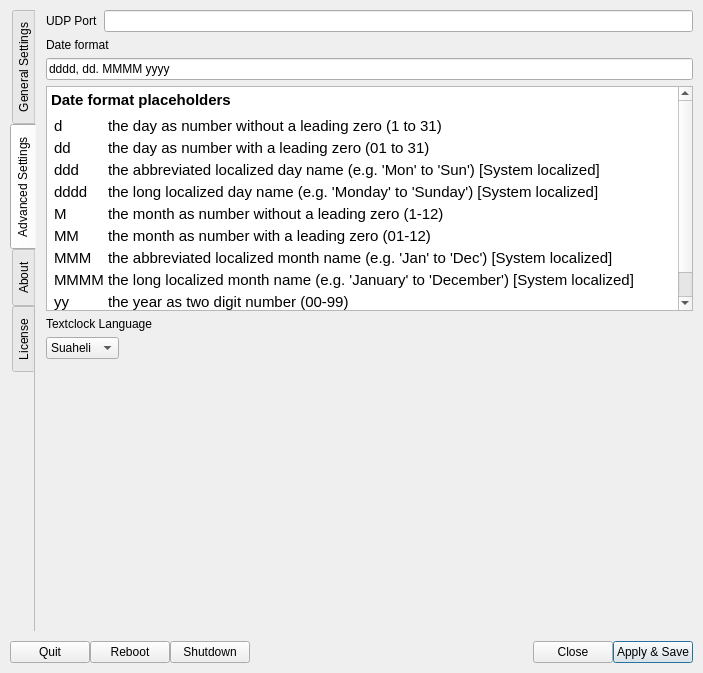
Old version of the form settings.ui in the repository saschaludwig/OnAirScreen.
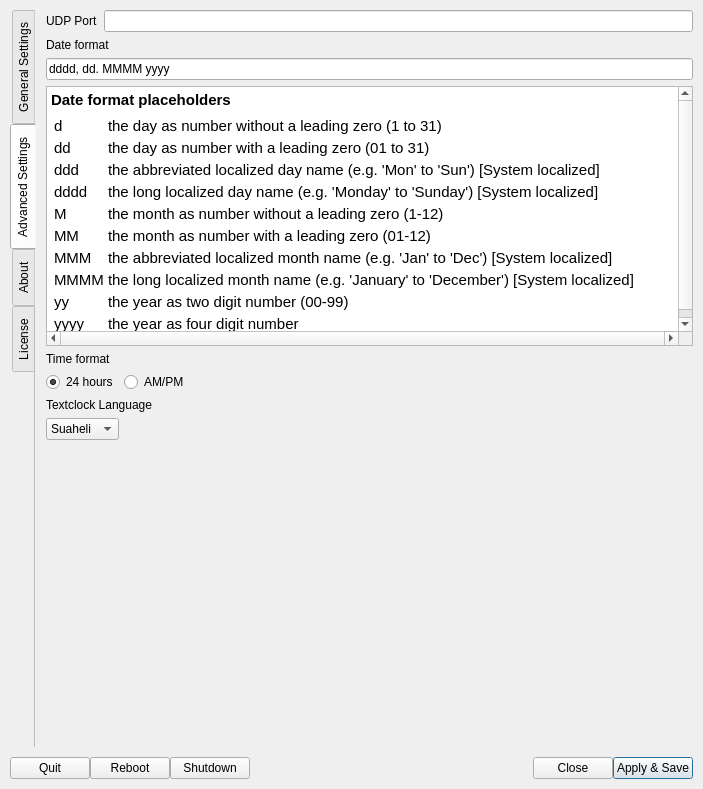
New version of the form. The open tabs and pages were chosen to show the change. Icons and pictures are not drawn.

```diff
--- a/settings.ui
+++ b/settings.ui
@@ -7,7 +7,7 @@
     <x>0</x>
     <y>0</y>
     <width>703</width>
-    <height>673</height>
+    <height>789</height>
    </rect>
   </property>
   <property name="minimumSize">
@@ -1290,7 +1290,7 @@
        <property name="bottomMargin">
         <number>0</number>
        </property>
-       <item row="2" column="0">
+       <item row="4" column="0">
         <layout class="QVBoxLayout" name="verticalLayout_16">
          <item>
           <widget class="QLabel" name="label_15">
@@ -1379,8 +1379,14 @@
          </item>
          <item>
           <widget class="QTextBrowser" name="textBrowser_2">
+           <property name="acceptDrops">
+            <bool>false</bool>
+           </property>
+           <property name="horizontalScrollBarPolicy">
+            <enum>Qt::ScrollBarAlwaysOn</enum>
+           </property>
            <property name="sizeAdjustPolicy">
-            <enum>QAbstractScrollArea::AdjustToContents</enum>
+            <enum>QAbstractScrollArea::AdjustToContentsOnFirstShow</enum>
            </property>
            <property name="html">
             <string>&lt;!DOCTYPE HTML PUBLIC &quot;-//W3C//DTD HTML 4.0//EN&quot; &quot;http://www.w3.org/TR/REC-html40/strict.dtd&quot;&gt;
@@ -1444,7 +1450,45 @@
          </item>
         </layout>
        </item>
-       <item row="4" column="0">
+       <item row="3" column="0">
+        <layout class="QVBoxLayout" name="verticalLayout_17">
+         <item>
+          <widget class="QLabel" name="label_22">
+           <property name="text">
+            <string>Time format</string>
+           </property>
+          </widget>
+         </item>
+         <item>
+          <layout class="QHBoxLayout" name="horizontalLayout">
+           <item>
+            <widget class="QRadioButton" name="time_24h">
+             <property name="sizePolicy">
+              <sizepolicy hsizetype="Maximum" vsizetype="Fixed">
+               <horstretch>0</horstretch>
+               <verstretch>0</verstretch>
+              </sizepolicy>
+             </property>
+             <property name="text">
+              <string>24 hours</string>
+             </property>
+             <property name="checked">
+              <bool>true</bool>
+             </property>
+            </widget>
+           </item>
+           <item>
+            <widget class="QRadioButton" name="time_am_pm">
+             <property name="text">
+              <string>AM/PM</string>
+             </property>
+            </widget>
+           </item>
+          </layout>
+         </item>
+        </layout>
+       </item>
+       <item row="6" column="0">
         <spacer name="verticalSpacer">
          <property name="orientation">
           <enum>Qt::Vertical</enum>
```
Left out of the diff: 3 changed lines with no effect on the pictures.
